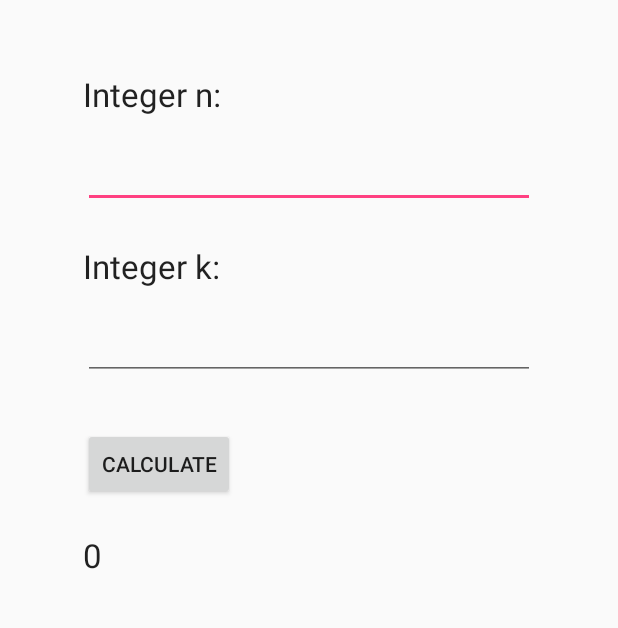
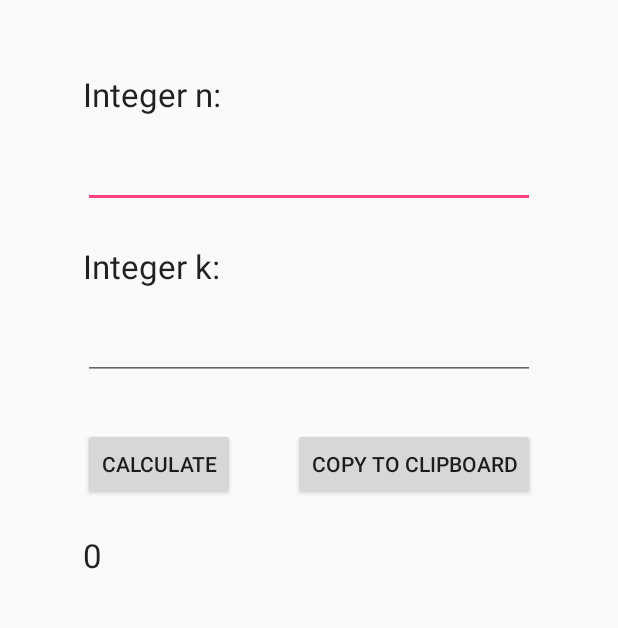
Before and after one commit to Simon-Seo/Binomial-Coefficient-Calculator, an Android app: the screen it shows after launch (MainActivity), after a tap on "CALCULATE", on a phone screen of 412 x 824 dp, the part 104-732 px from its top. Run offline under Robolectric (Android 15) with nearby library versions, the phone set to English and light mode, and no system bars.

Commit message:
Added a 'Copy to Clipboard' feature

```diff
--- a/src/main/java/comsimon_seo/github/binomcoeffcalc/MainActivity.java
+++ b/src/main/java/comsimon_seo/github/binomcoeffcalc/MainActivity.java
@@ -1,5 +1,6 @@
 package comsimon_seo.github.binomcoeffcalc;
 
+import android.content.Context;
 import android.support.v7.app.AppCompatActivity;
 import android.os.Bundle;
 import android.view.View;
@@ -9,7 +10,7 @@ import android.widget.TextView;
 import java.math.BigInteger;
 
 public class MainActivity extends AppCompatActivity implements View.OnClickListener {
-    Button button_calculate;
+    Button button_calculate, button_copyToClipboard;
     TextView textView_output;
     EditText editText_BigInteger_n, editText_BigInteger_k;
 
@@ -18,12 +19,14 @@ public class MainActivity extends AppCompatActivity implements View.OnClickListe
         super.onCreate(savedInstanceState);
         setContentView(R.layout.activity_main);
 
+        button_copyToClipboard = (Button)findViewById(R.id.button_copyToClipboard);
         button_calculate = (Button)findViewById(R.id.button_calculate);
         textView_output = (TextView)findViewById(R.id.textView_output);
         editText_BigInteger_n = (EditText)findViewById(R.id.editText_BigInteger_n);
         editText_BigInteger_k = (EditText)findViewById(R.id.editText_BigInteger_k);
 
         button_calculate.setOnClickListener(this);
+        button_copyToClipboard.setOnClickListener(this);
     }
 
     @Override
@@ -50,6 +53,9 @@ public class MainActivity extends AppCompatActivity implements View.OnClickListe
 
                 textView_output.setText(string_output);
                 break;
+            case R.id.button_copyToClipboard:
+                copyToClipboard(this, textView_output.getText().toString());
+                break;
         }
     }
 
@@ -62,4 +68,10 @@ public class MainActivity extends AppCompatActivity implements View.OnClickListe
         }
         return n.multiply(choose(n.subtract(BigInteger.ONE), k.subtract(BigInteger.ONE))).divide(k);
     }
+
+    private void copyToClipboard(Context context, String string) {
+        final android.content.ClipboardManager clipboardManager = (android.content.ClipboardManager) context.getSystemService(Context.CLIPBOARD_SERVICE);
+        android.content.ClipData clip = android.content.ClipData.newPlainText("Copied to clipboard", string);
+        clipboardManager.setPrimaryClip(clip);
+    }
 }
--- a/src/main/res/layout/activity_main.xml
+++ b/src/main/res/layout/activity_main.xml
@@ -89,4 +89,13 @@
         android:layout_alignRight="@+id/editText_BigInteger_k"
         android:layout_alignEnd="@+id/editText_BigInteger_k" />
 
+    <Button
+        android:layout_width="wrap_content"
+        android:layout_height="wrap_content"
+        android:text="Copy to Clipboard"
+        android:id="@+id/button_copyToClipboard"
+        android:layout_alignTop="@+id/button_calculate"
+        android:layout_alignRight="@+id/editText_BigInteger_k"
+        android:layout_alignEnd="@+id/editText_BigInteger_k" />
+
 </RelativeLayout>
```
